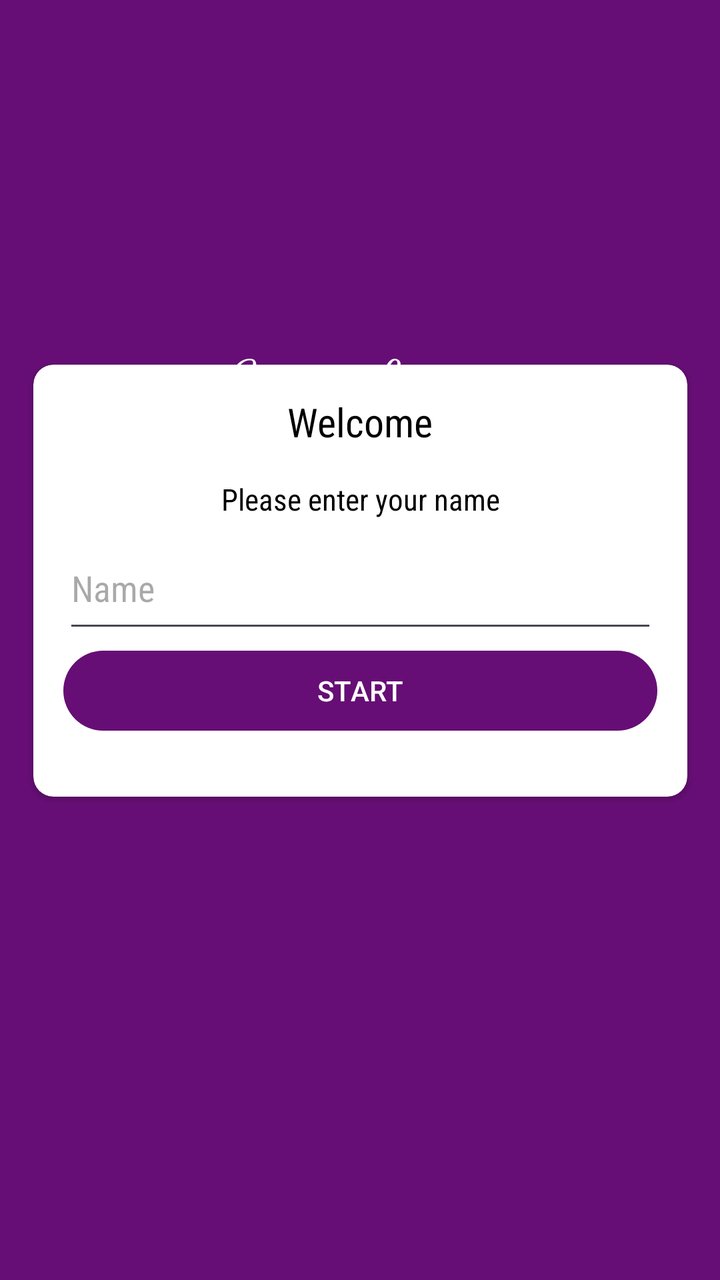
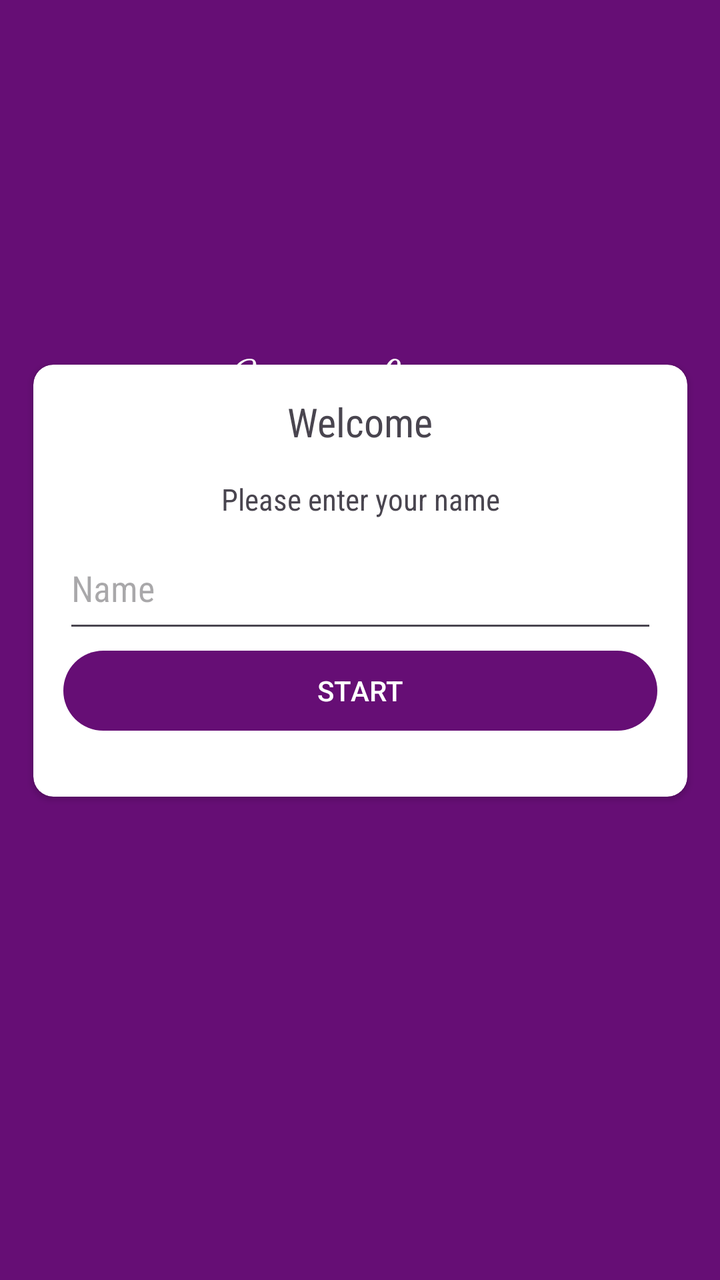

Compare the two renders of this Android layout. The source of the first and the diff that turns it into the second are given below.
<!-- AndroidManifest.xml: application theme Theme.seven_learn -->
<!-- res/layout/activity_main.xml -->
<?xml version="1.0" encoding="utf-8"?>
<androidx.constraintlayout.widget.ConstraintLayout xmlns:android="http://schemas.android.com/apk/res/android"
    xmlns:app="http://schemas.android.com/apk/res-auto"
    xmlns:tools="http://schemas.android.com/tools"
    android:id="@+id/main"
    android:layout_width="match_parent"
    android:layout_height="match_parent"
    android:background="@color/primary"
    tools:context=".activities.MainActivity">

    <TextView
        android:id="@+id/mainBanner"
        android:layout_width="215dp"
        android:layout_height="44dp"
        android:layout_marginTop="168dp"
        android:fontFamily="cursive"
        android:text="@string/main_banner_text"
        android:textAlignment="center"
        android:textColor="@color/white"
        android:textSize="30sp"
        android:textStyle="normal"
        app:layout_constraintEnd_toEndOf="parent"
        app:layout_constraintStart_toStartOf="parent"
        app:layout_constraintTop_toTopOf="parent" />

    <androidx.cardview.widget.CardView
        android:id="@+id/cardView"
        android:layout_width="327dp"
        android:layout_height="216dp"
        android:background="#EFEFEF"
        android:padding="15dp"
        app:cardCornerRadius="10dp"
        app:contentPadding="15dp"
        app:layout_constraintBottom_toBottomOf="parent"
        app:layout_constraintEnd_toEndOf="parent"
        app:layout_constraintStart_toStartOf="parent"
        app:layout_constraintTop_toTopOf="parent"
        app:layout_constraintVertical_bias="0.43">

        <LinearLayout
            android:layout_width="297dp"
            android:layout_height="183dp"
            android:orientation="vertical">

            <TextView
                android:id="@+id/welcomeTextView"
                android:layout_width="match_parent"
                android:layout_height="34dp"
                android:fontFamily="sans-serif-condensed"
                android:text="@string/welcome_text"
                android:textAlignment="center"
                android:textColor="@color/black"
                android:textSize="20sp" />

            <Space
                android:layout_width="match_parent"
                android:layout_height="8dp" />

            <TextView
                android:id="@+id/namePromptTextView"
                android:layout_width="match_parent"
                android:layout_height="24dp"
                android:fontFamily="sans-serif-condensed"
                android:text="@string/name_prompt_text"
                android:textAlignment="center"
                android:textColor="@color/black"
                android:textSize="15sp" />

            <EditText
                android:id="@+id/nameEditText"
                android:layout_width="match_parent"
                android:layout_height="58dp"
                android:ems="10"
                android:fontFamily="sans-serif-condensed"
                android:hint="Name"
                android:inputType="textPersonName" />

            <Button
                android:id="@+id/startButton"
                android:layout_width="match_parent"
                android:layout_height="wrap_content"
                android:text="@string/start_btn_text"
                android:textAllCaps="true"
                android:textColor="@color/white"
                app:backgroundTint="@color/primary" />

        </LinearLayout>

    </androidx.cardview.widget.CardView>

</androidx.constraintlayout.widget.ConstraintLayout>
<!-- resources referenced by this layout -->
<resources>
  <color name="black">#FF000000</color>
  <color name="primary">#660E75</color>
  <color name="white">#FFFFFFFF</color>
  <string name="main_banner_text">Seven Learn</string>
  <string name="name_prompt_text">Please enter your name</string>
  <string name="start_btn_text">Start</string>
  <string name="welcome_text">Welcome</string>
  <style name="Theme.seven_learn" parent="Base.Theme.seven_learn" />
  <style name="Base.Theme.seven_learn" parent="Theme.Material3.DayNight.NoActionBar">
          
          
      </style>
</resources>

<!-- the commit's change to res/layout/activity_main.xml (unified diff, before → after) -->
@@ -49,7 +49,6 @@
                 android:fontFamily="sans-serif-condensed"
                 android:text="@string/welcome_text"
                 android:textAlignment="center"
-                android:textColor="@color/black"
                 android:textSize="20sp" />
 
             <Space
@@ -63,7 +62,6 @@
                 android:fontFamily="sans-serif-condensed"
                 android:text="@string/name_prompt_text"
                 android:textAlignment="center"
-                android:textColor="@color/black"
                 android:textSize="15sp" />
 
             <EditText
<!-- resource entries referenced after the edit -->
@@ -1,6 +1,5 @@
 <!-- resources referenced by this layout -->
 <resources>
-  <color name="black">#FF000000</color>
   <color name="primary">#660E75</color>
   <color name="white">#FFFFFFFF</color>
   <string name="main_banner_text">Seven Learn</string>
